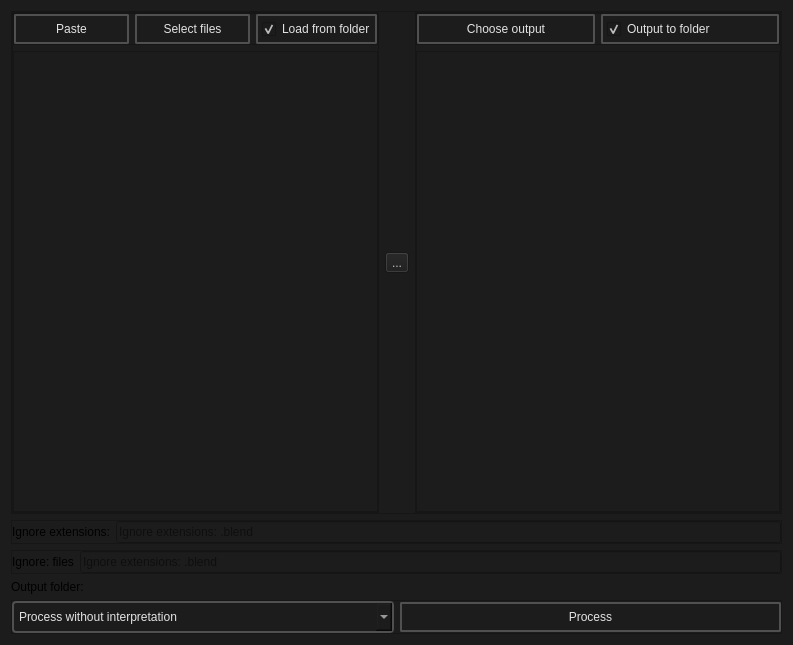
Qt form src/editors/assetgroup_maker/dialog.ui (dertwist/Hammer5Tools) before a commit.
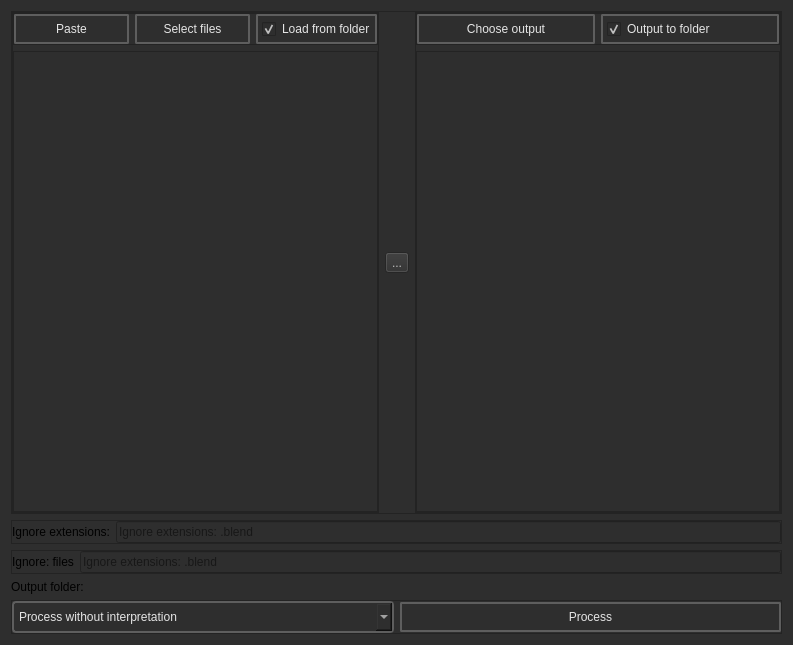
The same form after that commit. Icons and pictures are not drawn.

```diff
--- a/src/editors/assetgroup_maker/dialog.ui
+++ b/src/editors/assetgroup_maker/dialog.ui
@@ -18,7 +18,7 @@
     <normaloff>:/icons/appicon.ico</normaloff>:/icons/appicon.ico</iconset>
   </property>
   <property name="styleSheet">
-   <string notr="true">background-color: #1C1C1C;</string>
+   <string notr="true">background-color: #2e2e2e;</string>
   </property>
   <layout class="QVBoxLayout" name="verticalLayout">
    <item>
@@ -100,14 +100,14 @@
 
         border: 2px solid black;
         border-radius: 2px;
-        border-color: rgba(80, 80, 80, 255);
+        border-color: rgba(94, 94, 94, 255);
         height:22px;
         padding-top: 2px;
         padding-bottom:2px;
         padding-left: 4px;
         padding-right: 4px;
-        color: #E3E3E3;
-        background-color: #1C1C1C;
+        color: #e5e5e5;
+        background-color: #2e2e2e;
     }
     QPushButton:hover {
         background-color: #414956;
@@ -123,7 +123,7 @@
     }
 QPushButton:disabled {
 color: gray;
- background-color: #2C2C2C;
+ background-color: #3d3d3d;
 }</string>
               </property>
               <property name="text">
@@ -141,14 +141,14 @@
 
         border: 2px solid black;
         border-radius: 2px;
-        border-color: rgba(80, 80, 80, 255);
+        border-color: rgba(94, 94, 94, 255);
         height:22px;
         padding-top: 2px;
         padding-bottom:2px;
         padding-left: 4px;
         padding-right: 4px;
-        color: #E3E3E3;
-        background-color: #1C1C1C;
+        color: #e5e5e5;
+        background-color: #2e2e2e;
     }
     QPushButton:hover {
         background-color: #414956;
@@ -164,7 +164,7 @@
     }
 QPushButton:disabled {
 color: gray;
- background-color: #2C2C2C;
+ background-color: #3d3d3d;
 }</string>
               </property>
               <property name="text">
@@ -184,14 +184,14 @@
 
         border: 2px solid black;
         border-radius: 2px;
-        border-color: rgba(80, 80, 80, 255);
+        border-color: rgba(94, 94, 94, 255);
         height:22px;
         padding-top: 2px;
         padding-bottom:2px;
         padding-left: 4px;
         padding-right: 4px;
-        color: #E3E3E3;
-        background-color: #1C1C1C;
+        color: #e5e5e5;
+        background-color: #2e2e2e;
     }
     QCheckBox:hover {
         background-color: #414956;
@@ -203,7 +203,7 @@
 
 QCheckBox:disabled {
 color: gray;
- background-color: #2C2C2C;
+ background-color: #3d3d3d;
 }</string>
               </property>
               <property name="text">
@@ -308,14 +308,14 @@
 
         border: 2px solid black;
         border-radius: 2px;
-        border-color: rgba(80, 80, 80, 255);
+        border-color: rgba(94, 94, 94, 255);
         height:22px;
         padding-top: 2px;
         padding-bottom:2px;
         padding-left: 4px;
         padding-right: 4px;
-        color: #E3E3E3;
-        background-color: #1C1C1C;
+        color: #e5e5e5;
+        background-color: #2e2e2e;
     }
     QPushButton:hover {
         background-color: #414956;
@@ -331,7 +331,7 @@
     }
 QPushButton:disabled {
 color: gray;
- background-color: #2C2C2C;
+ background-color: #3d3d3d;
 }</string>
               </property>
               <property name="text">
@@ -348,14 +348,14 @@
 
         border: 2px solid black;
         border-radius: 2px;
-        border-color: rgba(80, 80, 80, 255);
+        border-color: rgba(94, 94, 94, 255);
         height:22px;
         padding-top: 2px;
         padding-bottom:2px;
         padding-left: 4px;
         padding-right: 4px;
-        color: #E3E3E3;
-        background-color: #1C1C1C;
+        color: #e5e5e5;
+        background-color: #2e2e2e;
     }
     QCheckBox:hover {
         background-color: #414956;
@@ -367,7 +367,7 @@
 
 QCheckBox:disabled {
 color: gray;
- background-color: #2C2C2C;
+ background-color: #3d3d3d;
 }</string>
               </property>
               <property name="text">
@@ -512,12 +512,12 @@
     font: 700 10pt &quot;Segoe UI&quot;;
     border: 2px solid black;
     border-radius: 4px;
-    border-color: rgba(80, 80, 80, 255);
+    border-color: rgba(94, 94, 94, 255);
     height: 18px;
     padding-top: 5px;
     padding-bottom: 5px;
-    color: #E3E3E3;
-    background-color: #1C1C1C;
+    color: #e5e5e5;
+    background-color: #2e2e2e;
     padding-left: 5px;
 }
 
@@ -533,14 +533,14 @@
 
 QComboBox:item {
     font: 600 12pt &quot;Segoe UI&quot;;
-    color: #E3E3E3;
+    color: #e5e5e5;
     padding-left: 5px;
-    background-color: #1C1C1C;
+    background-color: #2e2e2e;
     border-style: none;
 }
 
 QComboBox::drop-down {
-    color: #E3E3E3;
+    color: #e5e5e5;
     padding: 2px;
     background: url(://icons/arrow_drop_down_16dp.svg) no-repeat center;
     border-bottom: 0px solid black;
@@ -550,16 +550,16 @@
     margin-left: 5px;
     padding: 5px;
     width: 7px;
-    border-color: rgba(80, 80, 80, 255);
-    background-color: #1C1C1C;
+    border-color: rgba(94, 94, 94, 255);
+    background-color: #2e2e2e;
 }
 
 /* Style the drop-down list view */
 QComboBox QAbstractItemView {
     border: 2px solid gray;
-    border-color: rgba(80, 80, 80, 255);
-    selection-background-color: #414956;
-    background-color: #1C1C1C;
+    border-color: rgba(94, 94, 94, 255);
+    selection-background-color: #515965;
+    background-color: #2e2e2e;
 }
 
 /* Style individual items in the drop-down list */
@@ -568,7 +568,7 @@
     padding: 4px; /* Add padding to each item */
     padding-left: 5px;
     padding-right: 5px;
-    color: #ff8a8a8a;
+    color: #ff939393;
     border-style: none;
     border-bottom: 0.5px solid black;
     border-color: rgba(255, 255, 255, 10);
@@ -580,7 +580,7 @@
     padding: 4px; /* Add padding to each item */
     padding-left: 5px;
     padding-right: 5px;
-    background-color: #414956;
+    background-color: #515965;
     color: white;
     border: none; /* Remove border */
     outline: none; /* Remove outline */
@@ -610,14 +610,14 @@
 
         border: 2px solid black;
         border-radius: 2px;
-        border-color: rgba(80, 80, 80, 255);
+        border-color: rgba(94, 94, 94, 255);
         height:22px;
         padding-top: 2px;
         padding-bottom:2px;
         padding-left: 4px;
         padding-right: 4px;
-        color: #E3E3E3;
-        background-color: #1C1C1C;
+        color: #e5e5e5;
+        background-color: #2e2e2e;
     }
     QPushButton:hover {
         background-color: #414956;
@@ -633,7 +633,7 @@
     }
 QPushButton:disabled {
 color: gray;
- background-color: #2C2C2C;
+ background-color: #3d3d3d;
 }</string>
         </property>
         <property name="text">
```
Left out of the diff: 24 changed lines with no effect on the pictures.
